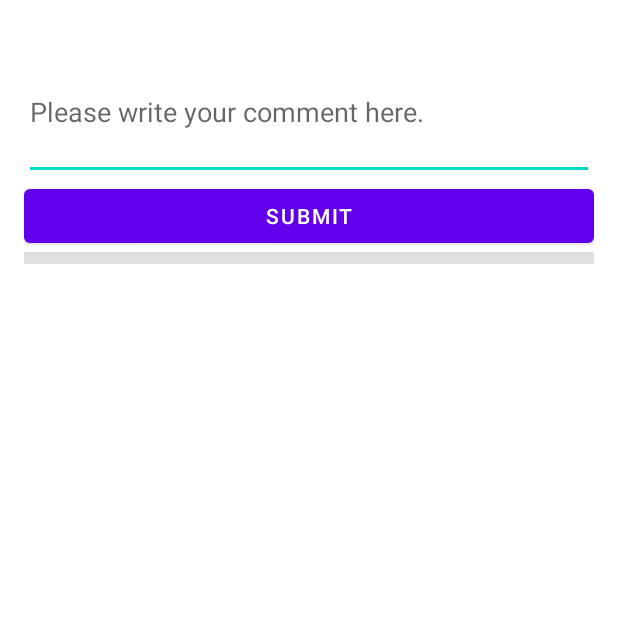
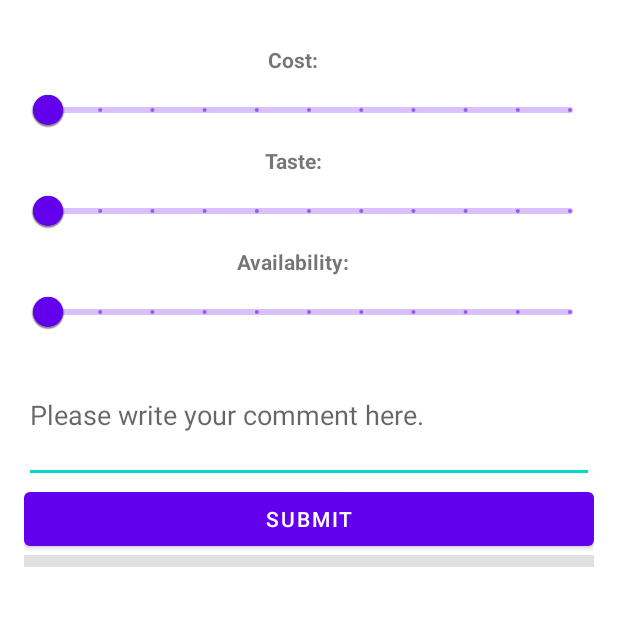
Before and after one commit to xqndi/Team_01, an Android app: the fragment CommentFragment shown on its own in the app's theme, after a tap on "SUBMIT", on a phone screen of 412 x 824 dp, the part 152-778 px from its top. Run offline under Robolectric (Android 15) with nearby library versions, the phone set to English and light mode, and no system bars; libraries missing offline, so code that uses them is left out: androidx.navigation.compose; 6 statements that could not run were skipped.

Commit message:
COFFEE-014-Comments introduced sliders [JT,SL]

```diff
--- a/app/src/main/java/at/tu/graz/coffee/ui/comment/CommentFragment.kt
+++ b/app/src/main/java/at/tu/graz/coffee/ui/comment/CommentFragment.kt
@@ -12,6 +12,7 @@ import androidx.navigation.fragment.navArgs
 import at.tu.graz.coffee.R
 import at.tu.graz.coffee.model.Review
 import at.tu.graz.coffee.ui.coffee_detail.CoffeeDetailFragmentArgs
+import com.google.android.material.slider.RangeSlider
 import java.util.*
 
 class CommentFragment : Fragment() {
@@ -43,17 +44,32 @@ class CommentFragment : Fragment() {
         reviewsList = (viewModel.getCoffee(args.coffeeId)?.reviews) as MutableList<Review>
 
         val listView: ListView = view.findViewById(R.id.comment_listview)
+
         listView.adapter = CommentAdapter(requireContext(), reviewsList)
         listAdapter = listView.adapter as CommentAdapter
 
         val submitButton = view.findViewById<Button>(R.id.btn_comment_submit)
         submitButton.setOnClickListener {
             val text = view.findViewById(R.id.comment_text_field) as EditText
-            val newReview = Review(10, 10, 10, text.text.toString())
+
+            val costSlider = view.findViewById(R.id.comment_cost) as RangeSlider
+            val valueCost : MutableList<Float> = costSlider.values
+
+            val tasteSlider = view.findViewById(R.id.comment_taste) as RangeSlider
+            val valueTaste : MutableList<Float> = tasteSlider.values
+
+            val availabilitySlider = view.findViewById(R.id.comment_availability) as RangeSlider
+            val valueAvailability : MutableList<Float> = availabilitySlider.values
+
+
+            val newReview = Review(valueTaste[0].toInt(), valueCost[0].toInt(), valueAvailability[0].toInt(), text.text.toString())
             coffee.reviews = (coffee.reviews.toMutableList() + newReview) as MutableList<Review>
 
             listView.adapter = CommentAdapter(requireContext(), coffee.reviews)
             text.text.clear()
+            costSlider.setValues(0.0F,0.0F)
+            tasteSlider.setValues(0.0F,0.0F)
+            availabilitySlider.setValues(0.0F,0.0F)
 
             Toast.makeText(activity, "Comment added", Toast.LENGTH_SHORT).show()
         }
--- a/app/src/main/res/layout/fragment_comment.xml
+++ b/app/src/main/res/layout/fragment_comment.xml
@@ -20,6 +20,64 @@
             android:layout_marginBottom="30dp"
             android:text="Coffee name"
             android:textAppearance="@style/TextAppearance.AppCompat.Large" />
+
+
+            <TextView
+                    android:id="@+id/lbl_cost"
+                    android:layout_gravity="center"
+                    android:layout_marginEnd="10dp"
+                    android:text="@string/cost"
+                    android:textAlignment="center"
+                    android:textStyle="bold"
+                    android:layout_height="wrap_content"
+                    android:layout_width="match_parent" />
+
+            <com.google.android.material.slider.RangeSlider
+                    android:id="@+id/comment_cost"
+                    android:layout_weight="2"
+                    android:stepSize="1"
+                    android:valueFrom="0"
+                    android:valueTo="10"
+                    android:layout_height="8dp"
+                    android:layout_width="match_parent" />
+
+        <TextView
+                android:id="@+id/lbl_taste"
+                android:layout_gravity="center"
+                android:layout_marginEnd="10dp"
+                android:text="@string/taste"
+                android:textAlignment="center"
+                android:textStyle="bold"
+                android:layout_height="wrap_content"
+                android:layout_width="match_parent" />
+
+        <com.google.android.material.slider.RangeSlider
+                android:id="@+id/comment_taste"
+                android:layout_weight="2"
+                android:stepSize="1"
+                android:valueFrom="0"
+                android:valueTo="10"
+                android:layout_height="8dp"
+                android:layout_width="match_parent" />
+
+        <TextView
+                android:id="@+id/lbl_availability"
+                android:layout_gravity="center"
+                android:layout_marginEnd="10dp"
+                android:text="@string/availability"
+                android:textAlignment="center"
+                android:textStyle="bold"
+                android:layout_height="wrap_content"
+                android:layout_width="match_parent" />
+
+        <com.google.android.material.slider.RangeSlider
+                android:id="@+id/comment_availability"
+                android:layout_weight="2"
+                android:stepSize="1"
+                android:valueFrom="0"
+                android:valueTo="10"
+                android:layout_height="8dp"
+                android:layout_width="match_parent" />
 
         <com.google.android.material.textfield.TextInputEditText
             android:id="@+id/comment_text_field"
```
